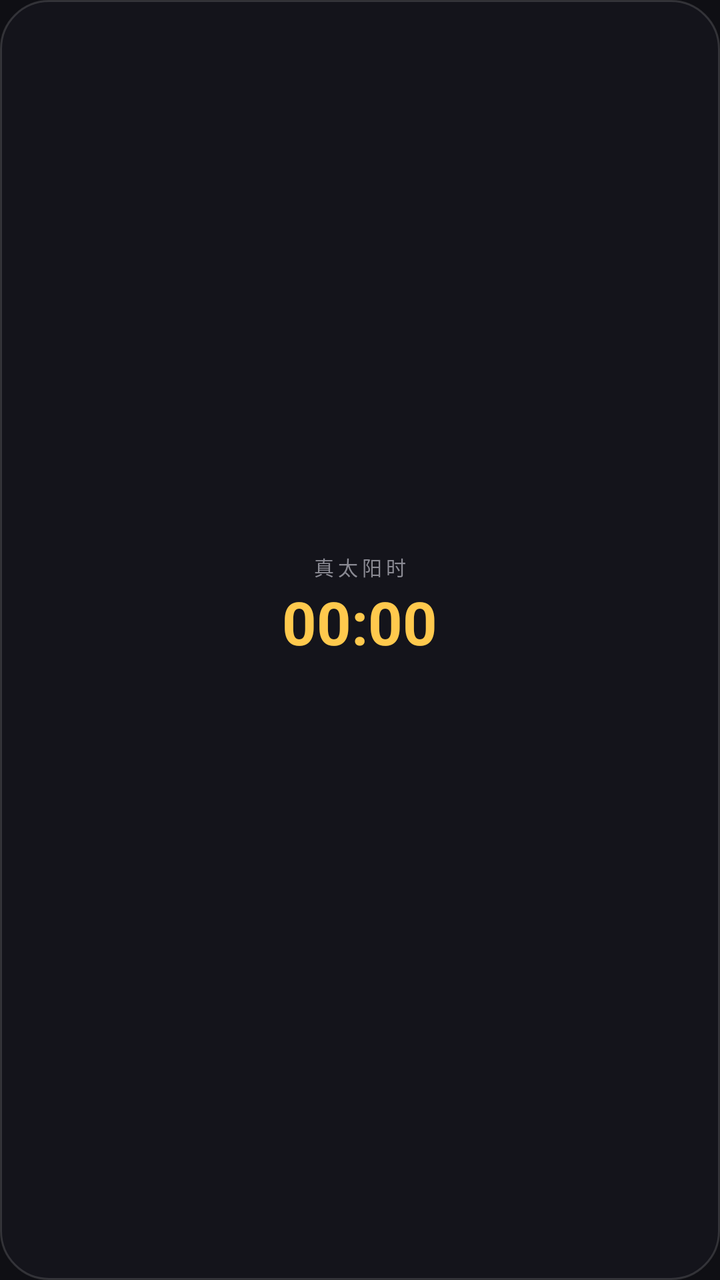
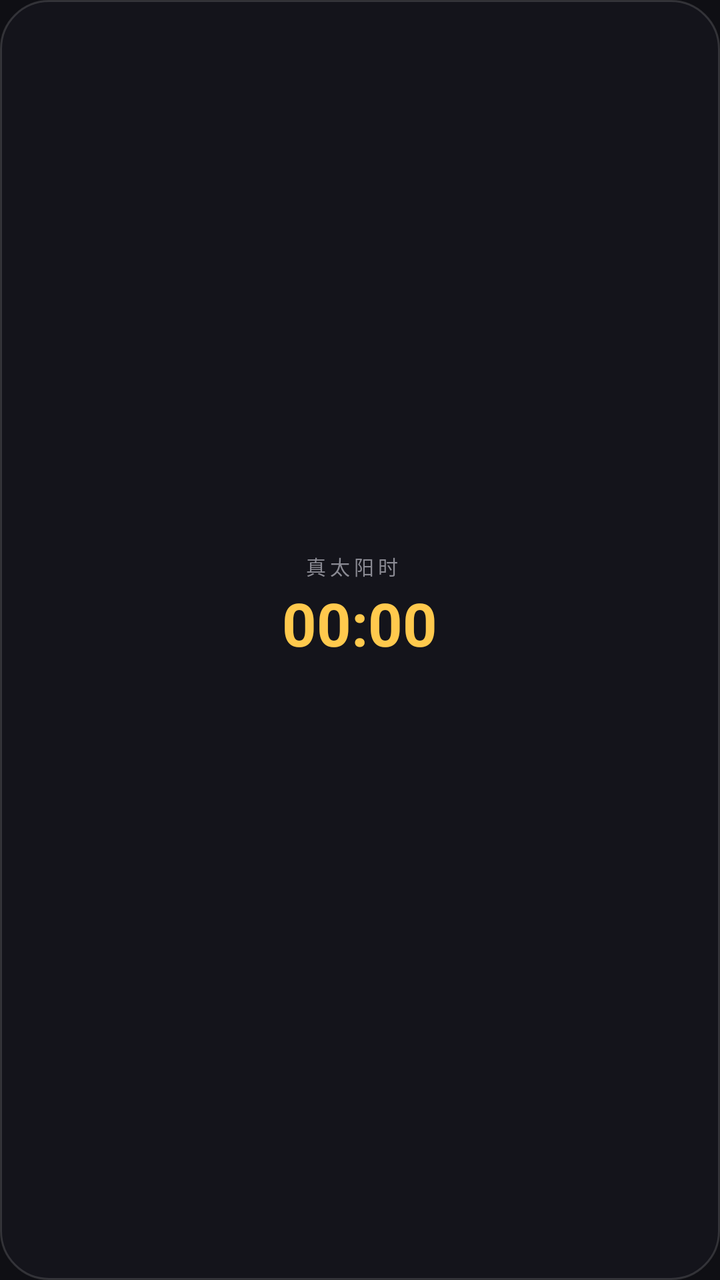

An Android layout rendered at two revisions. The XML below is the earlier revision; the diff shows what the commit changed to produce the second picture.
<!-- AndroidManifest.xml: application theme Theme.Solar -->
<!-- res/layout/widget_solar_time.xml -->
<?xml version="1.0" encoding="utf-8"?>
<LinearLayout xmlns:android="http://schemas.android.com/apk/res/android"
    android:layout_width="match_parent"
    android:layout_height="match_parent"
    android:background="@drawable/widget_bg"
    android:gravity="center"
    android:orientation="vertical"
    android:padding="10dp">

    <TextView
        android:id="@+id/tvTitle"
        android:layout_width="wrap_content"
        android:layout_height="wrap_content"
        android:letterSpacing="0.2"
        android:text="@string/app_name"
        android:textColor="#8A8A93"
        android:textSize="10sp" />

    <Chronometer
        android:id="@+id/chrono"
        android:layout_width="wrap_content"
        android:layout_height="wrap_content"
        android:format="%s"
        android:textColor="@color/amber"
        android:textSize="30sp"
        android:textStyle="bold" />

    <TextView
        android:id="@+id/tvOffset"
        android:layout_width="wrap_content"
        android:layout_height="wrap_content"
        android:layout_marginTop="2dp"
        android:textColor="#E8E8EC"
        android:textSize="12sp" />

    <TextView
        android:id="@+id/tvDetail"
        android:layout_width="wrap_content"
        android:layout_height="wrap_content"
        android:layout_marginTop="1dp"
        android:textColor="#8A8A93"
        android:textSize="10sp" />
</LinearLayout>
<!-- resources referenced by this layout -->
<resources>
  <color name="amber">#FFC94D</color>
  <!-- drawable widget_bg (drawable) -->
  <?xml version="1.0" encoding="utf-8"?>
  <shape xmlns:android="http://schemas.android.com/apk/res/android"
      android:shape="rectangle">
      <corners android:radius="24dp" />
      <solid android:color="#E616161C" />
      <stroke
          android:width="1dp"
          android:color="#24FFFFFF" />
  </shape>
  <string name="app_name">真太阳时</string>
  <style name="Theme.Solar" parent="@android:style/Theme.Material.NoActionBar">
          <item name="android:windowBackground">@color/bg</item>
          <item name="android:colorAccent">@color/amber</item>
          <item name="android:statusBarColor">@color/bg</item>
          <item name="android:navigationBarColor">@color/bg</item>
          <item name="android:windowLightStatusBar">false</item>
      </style>
  <color name="bg">#0F0F14</color>
</resources>

<!-- the commit's change to res/layout/widget_solar_time.xml (unified diff, before → after) -->
@@ -7,14 +7,29 @@
     android:orientation="vertical"
     android:padding="10dp">
 
-    <TextView
-        android:id="@+id/tvTitle"
+    <LinearLayout
         android:layout_width="wrap_content"
         android:layout_height="wrap_content"
-        android:letterSpacing="0.2"
-        android:text="@string/app_name"
-        android:textColor="#8A8A93"
-        android:textSize="10sp" />
+        android:gravity="center_vertical"
+        android:orientation="horizontal">
+
+        <TextView
+            android:id="@+id/tvTitle"
+            android:layout_width="wrap_content"
+            android:layout_height="wrap_content"
+            android:letterSpacing="0.2"
+            android:text="@string/app_name"
+            android:textColor="#8A8A93"
+            android:textSize="10sp" />
+
+        <TextView
+            android:id="@+id/tvShichen"
+            android:layout_width="wrap_content"
+            android:layout_height="wrap_content"
+            android:layout_marginStart="8dp"
+            android:textColor="@color/amber"
+            android:textSize="12sp" />
+    </LinearLayout>
 
     <Chronometer
         android:id="@+id/chrono"
